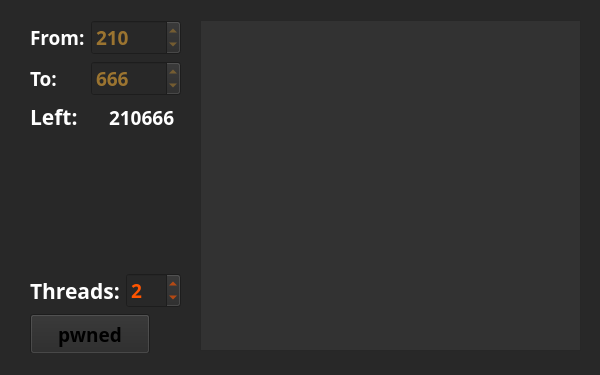
Above: UI_TournamentsWot.ui from PospelovDaniil/checkTournamentsWot before the change. Below: the same form after it.
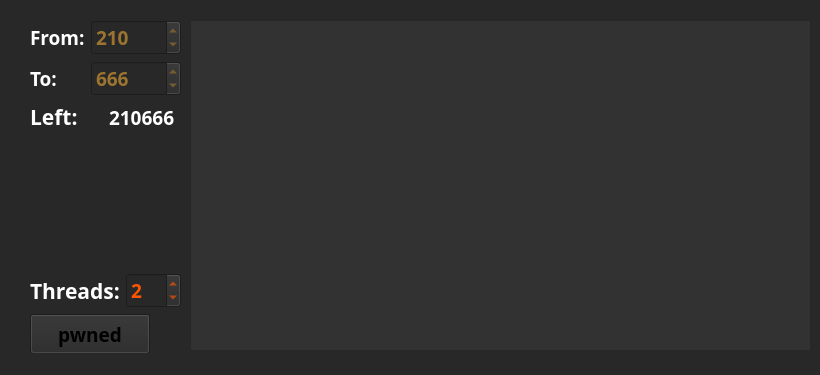
That is the form after the change. Icons and pictures are not drawn.

Patch:
```diff
--- a/UI_TournamentsWot.ui
+++ b/UI_TournamentsWot.ui
@@ -6,7 +6,7 @@
    <rect>
     <x>0</x>
     <y>0</y>
-    <width>600</width>
+    <width>820</width>
     <height>375</height>
    </rect>
   </property>
@@ -373,9 +373,9 @@
    <widget class="QTableWidget" name="tableWidget">
     <property name="geometry">
      <rect>
-      <x>200</x>
+      <x>190</x>
       <y>20</y>
-      <width>381</width>
+      <width>621</width>
       <height>331</height>
      </rect>
     </property>
```
